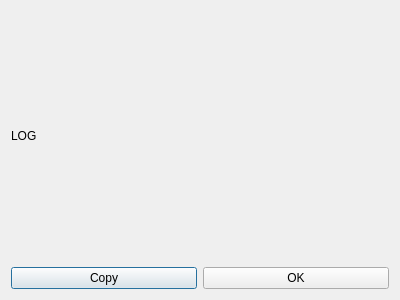
This is OpenBlink/GuiProjectBackup/OpenBlink2/logwindow.ui in KapitalRoser/OpenBlink as Qt 5 draws it before an edit. The edited form follows.
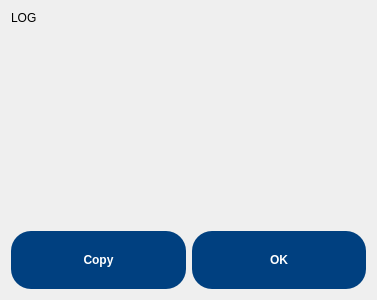
This is the edited form.

The edit to the form file:
```diff
--- a/OpenBlink/GuiProjectBackup/OpenBlink2/logwindow.ui
+++ b/OpenBlink/GuiProjectBackup/OpenBlink2/logwindow.ui
@@ -6,32 +6,93 @@
    <rect>
     <x>0</x>
     <y>0</y>
-    <width>400</width>
+    <width>377</width>
     <height>300</height>
    </rect>
   </property>
   <property name="windowTitle">
    <string>Dialog</string>
   </property>
-  <layout class="QGridLayout" name="gridLayout">
-   <item row="1" column="1">
-    <widget class="QPushButton" name="copyButton">
-     <property name="text">
-      <string>Copy</string>
-     </property>
-    </widget>
-   </item>
-   <item row="1" column="2">
+  <layout class="QGridLayout" name="gridLayout" rowstretch="5,6,3">
+   <item row="2" column="1">
     <widget class="QPushButton" name="okButton">
+     <property name="sizePolicy">
+      <sizepolicy hsizetype="Minimum" vsizetype="Minimum">
+       <horstretch>0</horstretch>
+       <verstretch>0</verstretch>
+      </sizepolicy>
+     </property>
+     <property name="styleSheet">
+      <string notr="true">QPushButton{background-color: #004080;
+font: &quot;Century Gothic&quot;;
+font-size: auto;
+color: white;
+font-weight: bold;
+border-radius:20px;
+}
+QPushButton:hover{
+background-color: #265d93;
+}
+QPushButton:pressed{
+background-color: #004080;
+}
+QPushButton:disabled{
+background-color:#e0e0e0;
+font-weight:normal;
+color:grey;
+}</string>
+     </property>
      <property name="text">
       <string>OK</string>
      </property>
     </widget>
    </item>
-   <item row="0" column="1" colspan="2">
+   <item row="0" column="0" colspan="2">
     <widget class="QLabel" name="logLabel">
+     <property name="sizePolicy">
+      <sizepolicy hsizetype="Preferred" vsizetype="Minimum">
+       <horstretch>0</horstretch>
+       <verstretch>0</verstretch>
+      </sizepolicy>
+     </property>
      <property name="text">
       <string>LOG</string>
+     </property>
+     <property name="alignment">
+      <set>Qt::AlignLeading|Qt::AlignLeft|Qt::AlignTop</set>
+     </property>
+    </widget>
+   </item>
+   <item row="2" column="0">
+    <widget class="QPushButton" name="copyButton">
+     <property name="sizePolicy">
+      <sizepolicy hsizetype="Minimum" vsizetype="Minimum">
+       <horstretch>0</horstretch>
+       <verstretch>0</verstretch>
+      </sizepolicy>
+     </property>
+     <property name="styleSheet">
+      <string notr="true">QPushButton{background-color: #004080;
+font: &quot;Century Gothic&quot;;
+font-size: auto;
+color: white;
+font-weight: bold;
+border-radius:20px;
+}
+QPushButton:hover{
+background-color: #265d93;
+}
+QPushButton:pressed{
+background-color: #004080;
+}
+QPushButton:disabled{
+background-color:#e0e0e0;
+font-weight:normal;
+color:grey;
+}</string>
+     </property>
+     <property name="text">
+      <string>Copy</string>
      </property>
     </widget>
    </item>
```
